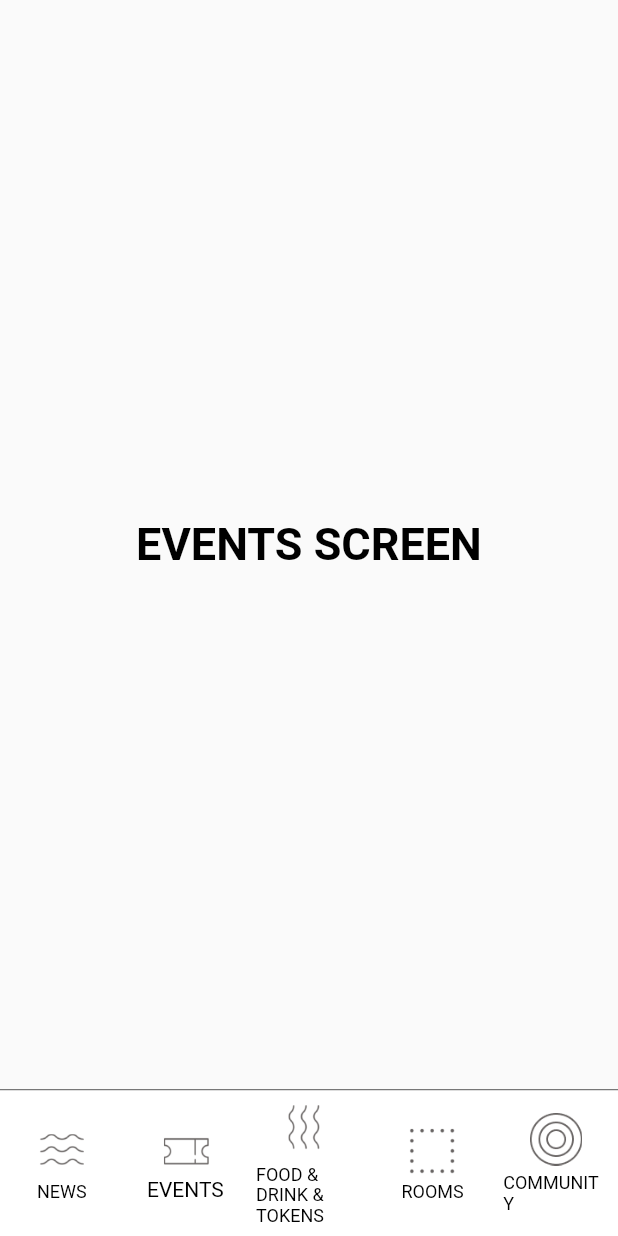
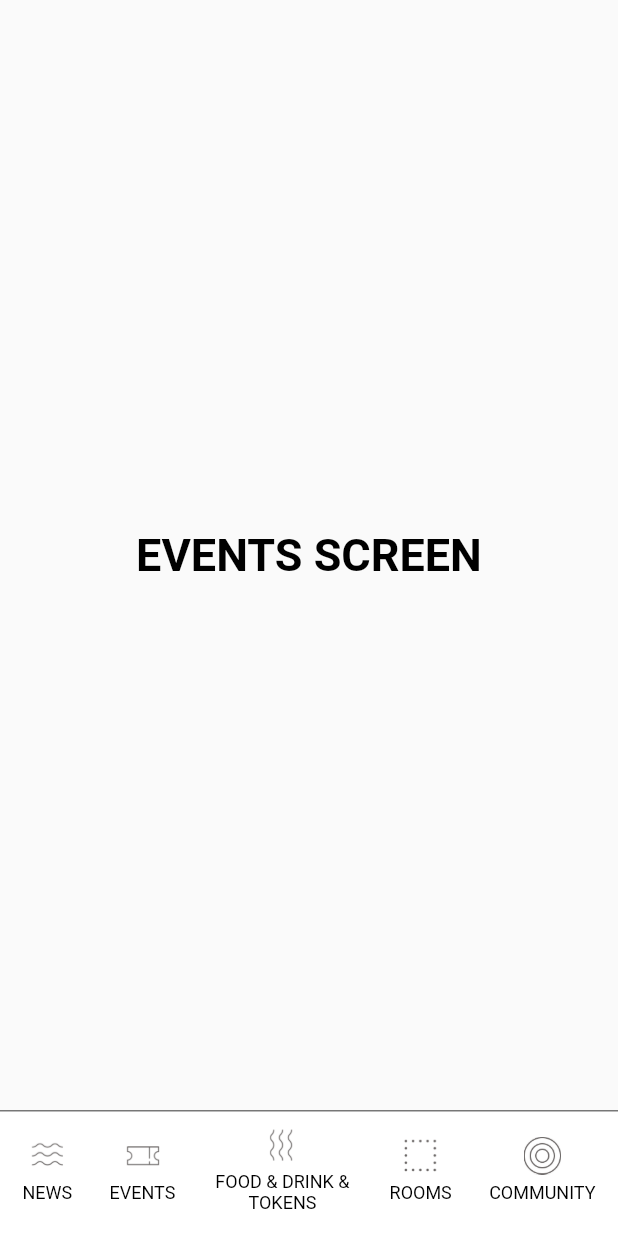
Before and after one commit to phil196000/SHACK15, a Flutter app: the screen it shows after launch, item 2 of the bottom bar chosen, on a phone screen of 412 x 824 dp. Run offline on Flutter 3.47's test engine with Material 2 defaults, Android fonts, the phone set to English and light mode, and no system bars.

Commit message:
Update readme.md and bottom navigation

```diff
--- a/lib/navigation/bottom.dart
+++ b/lib/navigation/bottom.dart
@@ -1,4 +1,5 @@
 import 'package:flutter/material.dart';
+import 'package:shack15/customised_widgets/text/primary_text.dart';
 import '../screens/community/community.dart';
 import '../screens/events/events.dart';
 import '../screens/food_drink_tokens/food_drink_tokens.dart';
@@ -50,6 +51,7 @@ class _BottomState extends State<Bottom> {
         child: Scaffold(
       body: _screens.elementAt(_selectedIndex).screen,
       bottomNavigationBar: BottomNavigation(
+        screens: _screens,
         onTap: _onItemTapped,
         selectedIndex: _selectedIndex,
       ),
@@ -58,37 +60,22 @@ class _BottomState extends State<Bottom> {
 }
 
 class BottomNavigation extends StatelessWidget {
-  const BottomNavigation({Key? key, this.onTap, required this.selectedIndex})
+  const BottomNavigation(
+      {Key? key,
+      this.onTap,
+      required this.selectedIndex,
+      required this.screens})
       : super(key: key);
 
   final Function(int)? onTap;
   final int selectedIndex;
-  static final List<BottomScreen> _screens = [
-    BottomScreen(
-        title: 'NEWS',
-        screen: const News(),
-        icon: "assets/bottom_nav/news.png"),
-    BottomScreen(
-        title: "EVENTS",
-        screen: const Events(),
-        icon: "assets/bottom_nav/events.png"),
-    BottomScreen(
-        title: 'FOOD & DRINK & TOKENS',
-        screen: const FoodDrinkTokens(),
-        icon: "assets/bottom_nav/food_drink_tokens.png"),
-    BottomScreen(
-        title: 'ROOMS',
-        screen: const Rooms(),
-        icon: "assets/bottom_nav/rooms.png"),
-    BottomScreen(
-        title: 'COMMUNITY',
-        screen: const Community(),
-        icon: "assets/bottom_nav/community.png")
-  ];
+  final List<BottomScreen> screens;
 
   @override
   Widget build(BuildContext context) {
     return Container(
+        padding: const EdgeInsets.symmetric(vertical: 10, horizontal: 10),
+        width: MediaQuery.of(context).size.width,
         decoration: const BoxDecoration(
             color: AppColors.secondary,
             border: Border(
@@ -96,48 +83,37 @@ class BottomNavigation extends StatelessWidget {
               color: AppColors.border,
               width: 1,
             ))),
-        child: BottomNavigationBar(
-            selectedLabelStyle: const TextStyle(overflow: TextOverflow.visible),
-            unselectedLabelStyle:
-                const TextStyle(overflow: TextOverflow.visible),
-            backgroundColor: AppColors.secondary,
-            currentIndex: selectedIndex,
-            elevation: 0,
-            showSelectedLabels: true,
-            showUnselectedLabels: true,
-            type: BottomNavigationBarType.fixed,
-            landscapeLayout: BottomNavigationBarLandscapeLayout.spread,
-            onTap: onTap,
-            selectedItemColor: AppColors.primary,
-            unselectedItemColor: AppColors.primary,
-            items: _screens
-                .map((e) => BottomNavigationBarItem(
-                    icon:
-                        // SizedBox(
-                        //   child: Column(
-                        //     mainAxisSize: MainAxisSize.min,
-                        //     crossAxisAlignment: CrossAxisAlignment.center,
-                        //     mainAxisAlignment: MainAxisAlignment.center,
-                        //     children: [
-                        Image.asset(
-                      e.icon,
-                      width: 35,
-                      height: 35,
-                      alignment: Alignment.centerLeft,
+        child: Row(
+          mainAxisAlignment: MainAxisAlignment.spaceBetween,
+          children: screens
+              .map((e) => ConstrainedBox(
+                    constraints: BoxConstraints(
+                        maxWidth: MediaQuery.of(context).size.width /
+                            (screens.length - 1)),
+                    child: InkWell(
+                      onTap: () => onTap!(screens.indexOf(e)),
+                      child: Ink(
+                        child: Column(
+                          mainAxisSize: MainAxisSize.min,
+                          mainAxisAlignment: MainAxisAlignment.spaceBetween,
+                          children: [
+                            Image.asset(
+                              e.icon,
+                              width: 25,
+                              height: 25,
+                            ),
+                            PrimaryText(
+                              text: e.title,
+                              textAlign: TextAlign.center,
+                              size: 12,
+                            )
+                          ],
+                        ),
+                      ),
                     ),
-                    // PrimaryText(
-                    //   text: e.title,
-                    //   maxLines: 3,
-                    //   size: 12,
-                    //   textAlign: TextAlign.center,
-                    // ),
-                    //     ],
-                    //   ),
-                    // )
-                    // ,
-                    label: e.title,
-                    backgroundColor: AppColors.secondary))
-                .toList()));
+                  ))
+              .toList(),
+        ));
   }
 }
 
```
Also changed, not shown: assets/readme/clone.png (added), assets/readme/pub_get.png (added), assets/readme/shack15.jpeg (added), 1 other file.
